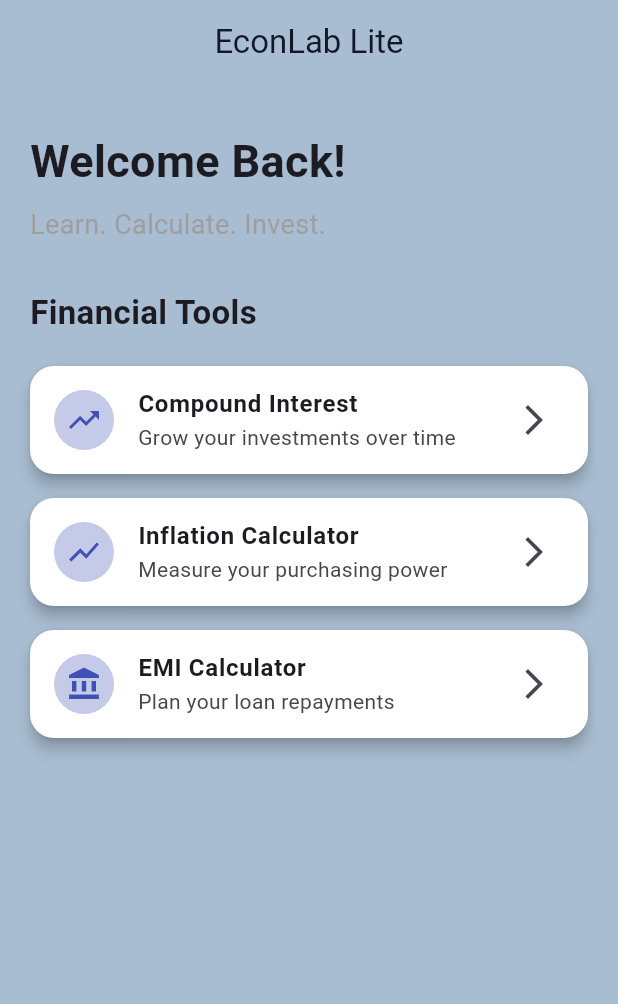
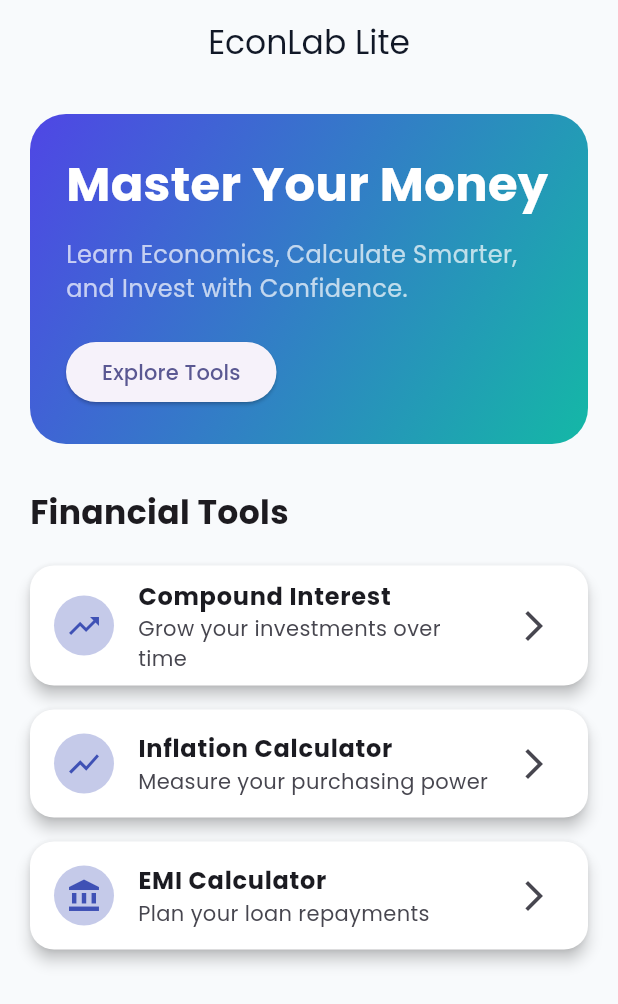
Before and after one commit to tanishgurjar3113-coder/econlab-lite, a Flutter app: the screen it shows after launch, on a phone screen of 412 x 824 dp. Shown: the top 1004 px of the screen. Run offline on Flutter 3.47's test engine with Material 3 defaults, Android fonts, the phone set to English and light mode, and no system bars; our stand-ins replace google_fonts.

Commit message:
Added Hero Section Widget

```diff
--- a/lib/constants/app_colors.dart
+++ b/lib/constants/app_colors.dart
@@ -3,7 +3,7 @@ import'package:flutter/material.dart';
 class AppColors {
   static const Color primary = Color(0xFF4F46E5);
   static const Color secondary = Color(0xFF14B8A6);
-  static const Color background = Color.fromARGB(255, 169, 189, 210);
+  static const Color background = Color(0xFFF8FAFC);
   static const Color surface = Colors.white;
   static const Color textPrimary = Color(0xFF111827);
   static const Color textSecondary = Color(0xFF6B7280);
--- a/lib/constants/app_text_styles.dart
+++ b/lib/constants/app_text_styles.dart
@@ -1,28 +1,35 @@
 import 'package:flutter/material.dart';
+import 'package:google_fonts/google_fonts.dart';
 import 'app_colors.dart';
 
 class AppTextStyles {
   AppTextStyles._();
 
-  static const TextStyle heading = TextStyle(
+  static TextStyle heading = GoogleFonts.poppins(
     fontSize: 32,
     fontWeight: FontWeight.bold,
     color: AppColors.textPrimary,
   );
 
-  static const TextStyle subheading = TextStyle(
+  static TextStyle subheading = GoogleFonts.poppins(
     fontSize: 18,
     fontWeight: FontWeight.w500,
     color: AppColors.textSecondary,
   );
 
-  static const TextStyle cardTitle = TextStyle(
+  static TextStyle sectionTitle = GoogleFonts.poppins(
+    fontSize: 22,
+    fontWeight: FontWeight.w600,
+    color: AppColors.textPrimary,
+  );
+
+  static TextStyle cardTitle = GoogleFonts.poppins(
     fontSize: 20,
     fontWeight: FontWeight.w600,
     color: AppColors.textPrimary,
   );
 
-  static const TextStyle cardSubtitle = TextStyle(
+  static TextStyle cardSubtitle = GoogleFonts.poppins(
     fontSize: 15,
     color: AppColors.textSecondary,
   );
--- a/lib/screens/home/home_screen.dart
+++ b/lib/screens/home/home_screen.dart
@@ -1,5 +1,6 @@
 import 'package:flutter/material.dart';
 import '../../widgets/tool_card.dart';
+import '../../widgets/hero_section.dart';
 
 class HomeScreen extends StatelessWidget {
   const HomeScreen({super.key});
@@ -16,25 +17,8 @@ class HomeScreen extends StatelessWidget {
         child: Column(
           crossAxisAlignment: CrossAxisAlignment.start,
           children: [
-            const SizedBox(height: 10),
 
-            const Text(
-              "Welcome Back!",
-              style : TextStyle(
-                fontSize: 30,
-                fontWeight: FontWeight.bold,
-              ),
-            ),
-
-            const SizedBox(height: 8),
-
-            const Text(
-              "Learn. Calculate. Invest.",
-              style: TextStyle(
-                fontSize: 18,
-                color: Colors.grey,
-              ),
-            ),
+            const HeroSection(),
 
             const SizedBox(height: 30),
 
--- a/lib/theme/app_theme.dart
+++ b/lib/theme/app_theme.dart
@@ -1,4 +1,5 @@
 import 'package:flutter/material.dart';
+import 'package:google_fonts/google_fonts.dart';
 import '../constants/app_colors.dart';
 
 class AppTheme {
@@ -7,7 +8,9 @@ class AppTheme {
   static ThemeData lightTheme = ThemeData(
     useMaterial3: true,
     colorSchemeSeed: AppColors.primary,
-
+    textTheme: GoogleFonts.poppinsTextTheme(
+      ThemeData.light().textTheme,
+    ),
     scaffoldBackgroundColor: AppColors.background,
 
     cardTheme: CardThemeData(
--- /dev/null
+++ b/lib/widgets/hero_section.dart
@@ -0,0 +1,56 @@
+import 'package:flutter/material.dart';
+import '../constants/app_colors.dart';
+
+class HeroSection extends StatelessWidget {
+  const HeroSection({super.key,});
+
+  @override
+  Widget build(BuildContext context) {
+    return Container(
+      width: double.infinity,
+      padding: const EdgeInsets.all(24),
+      decoration: BoxDecoration(
+        gradient: LinearGradient(
+          colors: [
+            AppColors.primary,
+            AppColors.secondary,
+          ],
+          begin: Alignment.topLeft,
+          end: Alignment.bottomRight,
+        ),
+        borderRadius: BorderRadius.circular(24)
+      ),
+
+      child: Column(
+        crossAxisAlignment: CrossAxisAlignment.start,
+        children: [
+
+          const Text(
+            "Master Your Money",
+            style: TextStyle(
+              color: Colors.white,
+              fontSize: 32,
+              fontWeight: FontWeight.bold,
+            ),
+          ),
+
+          const SizedBox(height: 12),
+          const Text(
+            "Learn Economics, Calculate Smarter, and Invest with Confidence.",
+            style: TextStyle(
+              color: Colors.white70,
+              fontSize: 16,
+            ),
+          ),
+
+          const SizedBox(height: 20),
+
+          ElevatedButton(
+            onPressed: () {},
+            child: const Text("Explore Tools"),
+          )
+        ],
+      ),
+    );
+  }
+}
--- a/pubspec.yaml
+++ b/pubspec.yaml
@@ -34,6 +34,7 @@ dependencies:
   # The following adds the Cupertino Icons font to your application.
   # Use with the CupertinoIcons class for iOS style icons.
   cupertino_icons: ^1.0.8
+  google_fonts: ^8.2.1
 
 dev_dependencies:
   flutter_test:
```
